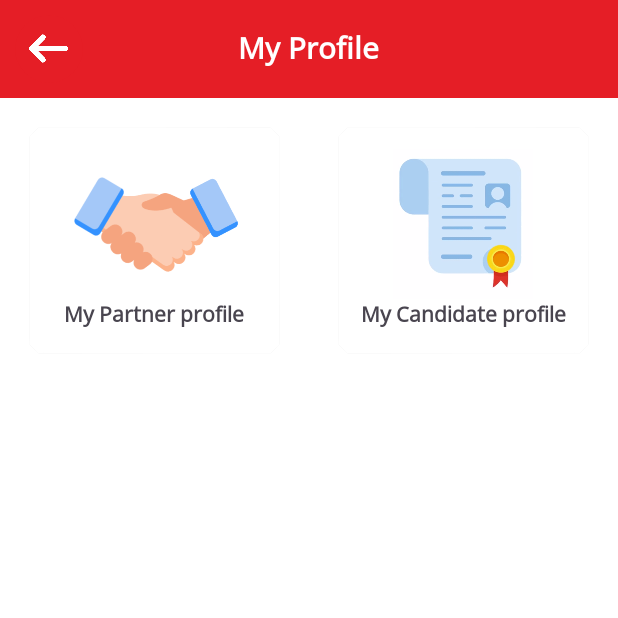
After one commit to impetuson-dev/rexroot-app, an Android app: the ProfileActivity screen opened directly, with no data from a screen before it, on a phone screen of 412 x 824 dp, the top half of it. The commit adds this screen. Run offline under Robolectric (Android 15) with nearby library versions, the phone set to English and light mode, and no system bars.

Commit message:
Changed status bar color of profile screen

```diff
--- a/app/src/main/AndroidManifest.xml
+++ b/app/src/main/AndroidManifest.xml
@@ -21,7 +21,10 @@
                 <category android:name="android.intent.category.LAUNCHER" />
             </intent-filter>
         </activity>
-
+        <activity
+            android:name=".ProfileActivity"
+            android:exported="true">
+        </activity>
     </application>
 
 </manifest>
--- /dev/null
+++ b/app/src/main/java/com/impetuson/rexroot/ProfileActivity.kt
@@ -0,0 +1,20 @@
+package com.impetuson.rexroot
+
+import android.os.Bundle
+import android.view.WindowManager
+import androidx.appcompat.app.AppCompatActivity
+
+class ProfileActivity: AppCompatActivity(R.layout.myprofile_screen) {
+
+
+    override fun onCreate(savedInstanceState: Bundle?) {
+        super.onCreate(savedInstanceState)
+
+        val window = this.window
+        window.addFlags(WindowManager.LayoutParams.FLAG_DRAWS_SYSTEM_BAR_BACKGROUNDS)
+        window.clearFlags(WindowManager.LayoutParams.FLAG_TRANSLUCENT_STATUS)
+        window.statusBarColor = this.resources.getColor(R.color.primary_red)
+
+
+    }
+}
--- a/app/src/main/java/com/impetuson/rexroot/view/HomeFragment.kt
+++ b/app/src/main/java/com/impetuson/rexroot/view/HomeFragment.kt
@@ -1,13 +1,20 @@
 package com.impetuson.rexroot.view
 
+import android.content.Intent
+import android.graphics.Color
 import android.os.Bundle
+import android.provider.ContactsContract.Profile
 import androidx.fragment.app.Fragment
 import android.view.LayoutInflater
 import android.view.View
 import android.view.ViewGroup
+import android.view.Window
+import android.view.WindowManager
 import androidx.activity.addCallback
 import androidx.databinding.DataBindingUtil
 import androidx.navigation.fragment.findNavController
+import com.impetuson.rexroot.MainActivity
+import com.impetuson.rexroot.ProfileActivity
 import com.impetuson.rexroot.R
 import com.impetuson.rexroot.databinding.FragmentHomeBinding
 
@@ -20,6 +27,7 @@ class HomeFragment : Fragment() {
         container: ViewGroup?,
         savedInstanceState: Bundle?
     ): View {
+        changeStatusBarColor()
         binding = DataBindingUtil.inflate(inflater, R.layout.fragment_home, container, false)
         return binding!!.root
     }
@@ -37,9 +45,16 @@ class HomeFragment : Fragment() {
         }
 
         binding!!.btnMyprofile.setOnClickListener {
-            findNavController().navigate(R.id.action_homeFragment_to_myProfileFragment)
+            val intent = Intent(context,ProfileActivity::class.java)
+            startActivity(intent)
+            //findNavController().navigate(R.id.action_homeFragment_to_myProfileFragment)
         }
+    }
 
+    private fun changeStatusBarColor() {
+        val window: Window = requireActivity().window
+        window.addFlags(WindowManager.LayoutParams.FLAG_DRAWS_SYSTEM_BAR_BACKGROUNDS)
+        window.statusBarColor = Color.WHITE
+    }
 
-    }
 }
--- a/app/src/main/java/com/impetuson/rexroot/view/LoginFragment.kt
+++ b/app/src/main/java/com/impetuson/rexroot/view/LoginFragment.kt
@@ -55,7 +55,7 @@ class LoginFragment : Fragment() {
             MainScope().launch {
                 binding!!.progressBar.visibility = View.VISIBLE
                 val (authStatus,authMsg) = viewmodel.loginAuthentication()
-                Toast.makeText(context,"$authMsg",Toast.LENGTH_LONG).show()
+                Toast.makeText(context,"$authMsg",Toast.LENGTH_SHORT).show()
                 if (authStatus as Boolean){
                     findNavController().navigate(R.id.action_loginFragment_to_homeFragment)
                 }
--- a/app/src/main/java/com/impetuson/rexroot/view/MyProfileFragment.kt
+++ b/app/src/main/java/com/impetuson/rexroot/view/MyProfileFragment.kt
@@ -3,13 +3,13 @@ package com.impetuson.rexroot.view
 import android.graphics.Color
 import android.os.Build
 import android.os.Bundle
-import androidx.fragment.app.Fragment
 import android.view.LayoutInflater
 import android.view.View
 import android.view.ViewGroup
-import androidx.activity.addCallback
-import androidx.core.content.ContextCompat
+import android.view.Window
+import android.view.WindowManager
 import androidx.databinding.DataBindingUtil
+import androidx.fragment.app.Fragment
 import androidx.navigation.fragment.findNavController
 import com.impetuson.rexroot.R
 import com.impetuson.rexroot.databinding.FragmentMyProfileBinding
@@ -24,6 +24,7 @@ class MyProfileFragment : Fragment() {
         container: ViewGroup?,
         savedInstanceState: Bundle?
     ): View? {
+        changeStatusBarColor()
         binding = DataBindingUtil.inflate(inflater, R.layout.fragment_my_profile ,container, false)
         return binding!!.root
     }
@@ -31,7 +32,6 @@ class MyProfileFragment : Fragment() {
     override fun onViewCreated(view: View, savedInstanceState: Bundle?) {
         super.onViewCreated(view, savedInstanceState)
 
-        changeStatusBarColor()
 
         binding?.apply {
             lifecycleOwner = viewLifecycleOwner
@@ -44,14 +44,9 @@ class MyProfileFragment : Fragment() {
     }
 
     private fun changeStatusBarColor() {
-        val window = requireActivity().window
-        if (requireActivity().supportFragmentManager.findFragmentById(R.id.myProfileFragment) is MyProfileFragment) {
-            // Set the desired status bar color
-            window.statusBarColor = ContextCompat.getColor(requireContext(), R.color.primary_red)
-        } else {
-            // Reset the status bar color to the default color
-            window.statusBarColor = ContextCompat.getColor(requireContext(), R.color.white)
-        }
+        val window: Window = requireActivity().window
+        window.addFlags(WindowManager.LayoutParams.FLAG_DRAWS_SYSTEM_BAR_BACKGROUNDS)
+        window.statusBarColor = Color.parseColor("#E51E26")
     }
 
 }
--- a/app/src/main/java/com/impetuson/rexroot/view/SignupFragment.kt
+++ b/app/src/main/java/com/impetuson/rexroot/view/SignupFragment.kt
@@ -55,7 +55,7 @@ class SignupFragment : Fragment() {
                 val (authStatus,authMsg) = viewmodel.signupAuthentication()
                 if (authStatus as Boolean){
                     viewmodel.storeDataToFirestore()
-                    Toast.makeText(context,"$authMsg",Toast.LENGTH_LONG).show()
+                    Toast.makeText(context,"$authMsg",Toast.LENGTH_SHORT).show()
                     findNavController().navigate(R.id.action_signupFragment_to_userdetailsFragment)
                 }
                 binding!!.progressBar.visibility = View.GONE
--- a/app/src/main/res/layout/fragment_home.xml
+++ b/app/src/main/res/layout/fragment_home.xml
@@ -10,6 +10,7 @@
     <androidx.constraintlayout.widget.ConstraintLayout
         android:layout_width="match_parent"
         android:layout_height="match_parent"
+        android:background="@color/white"
         tools:context=".view.HomeFragment">
 
         <TextView
--- a/app/src/main/res/layout/fragment_signup.xml
+++ b/app/src/main/res/layout/fragment_signup.xml
@@ -80,6 +80,7 @@
                         app:boxStrokeColor="#2196F3"
                         app:error="@{signupViewModel.userFullNameError}"
                         app:errorEnabled="true"
+                        app:helperTextTextColor="#2196F3"
                         app:hintTextColor="#2196F3"
                         app:placeholderText="Eg: John Steve"
                         app:placeholderTextColor="#A9A9A9"
@@ -90,7 +91,8 @@
                             android:layout_width="match_parent"
                             android:layout_height="wrap_content"
                             android:hint="Full Name"
-                            android:text="@={signupViewModel.signupModel.userFullName}" />
+                            android:text="@={signupViewModel.signupModel.userFullName}"
+                            android:textColorHighlight="#2196F3" />
 
                     </com.google.android.material.textfield.TextInputLayout>
 
@@ -119,7 +121,8 @@
                             android:layout_width="match_parent"
                             android:layout_height="wrap_content"
                             android:hint="Email Address"
-                            android:text="@={signupViewModel.signupModel.userEmail}" />
+                            android:text="@={signupViewModel.signupModel.userEmail}"
+                            android:textColorHighlight="#2196F3" />
 
                     </com.google.android.material.textfield.TextInputLayout>
 
@@ -147,7 +150,8 @@
                             android:layout_width="match_parent"
                             android:layout_height="wrap_content"
                             android:hint="Mobile Number"
-                            android:text="@={signupViewModel.signupModel.userMobileNumber}" />
+                            android:text="@={signupViewModel.signupModel.userMobileNumber}"
+                            android:textColorHighlight="#2196F3" />
 
                     </com.google.android.material.textfield.TextInputLayout>
 
@@ -178,7 +182,8 @@
                             android:layout_height="wrap_content"
                             android:hint="Password"
                             android:inputType="textPassword"
-                            android:text="@={signupViewModel.signupModel.userPassword}" />
+                            android:text="@={signupViewModel.signupModel.userPassword}"
+                            android:textColorHighlight="#2196F3" />
 
                     </com.google.android.material.textfield.TextInputLayout>
 
--- /dev/null
+++ b/app/src/main/res/layout/myprofile_screen.xml
@@ -0,0 +1,135 @@
+<?xml version="1.0" encoding="utf-8"?>
+<androidx.constraintlayout.widget.ConstraintLayout
+    xmlns:android="http://schemas.android.com/apk/res/android"
+    xmlns:app="http://schemas.android.com/apk/res-auto"
+    android:orientation="vertical"
+    android:layout_width="match_parent"
+    android:layout_height="match_parent"
+    android:background="@color/white">
+
+    <RelativeLayout
+        android:id="@+id/rl_header"
+        android:padding="10sp"
+        app:layout_constraintTop_toTopOf="parent"
+        app:layout_constraintStart_toStartOf="parent"
+        app:layout_constraintEnd_toEndOf="parent"
+        app:layout_constraintBottom_toTopOf="@id/ll_body"
+        android:background="@color/primary_red"
+        android:layout_width="match_parent"
+        android:layout_height="wrap_content">
+
+
+        <androidx.cardview.widget.CardView
+            android:id="@+id/cv_goback"
+            android:layout_width="45sp"
+            android:layout_height="45sp"
+            android:backgroundTint="@color/primary_red"
+            android:clickable="true"
+            android:foreground="?android:attr/selectableItemBackground"
+            app:cardCornerRadius="500sp"
+            app:cardElevation="0dp">
+
+            <ImageView
+                android:layout_width="30sp"
+                android:layout_height="30sp"
+                android:layout_gravity="center"
+                android:src="@drawable/icon_goback"></ImageView>
+
+
+        </androidx.cardview.widget.CardView>
+
+
+        <TextView
+            android:layout_centerInParent="true"
+            android:layout_width="wrap_content"
+            android:layout_height="wrap_content"
+            android:textStyle="bold"
+            android:textColor="@color/white"
+            android:textSize="20sp"
+            android:text="My Profile">
+        </TextView>
+
+    </RelativeLayout>
+
+    <LinearLayout
+        android:id="@+id/ll_body"
+        app:layout_constraintTop_toBottomOf="@id/rl_header"
+        app:layout_constraintStart_toStartOf="parent"
+        app:layout_constraintEnd_toEndOf="parent"
+
+        android:layout_width="match_parent"
+        android:layout_height="wrap_content"
+        android:weightSum="1">
+
+        <androidx.cardview.widget.CardView
+            android:layout_margin="20sp"
+            android:layout_weight="0.5"
+            android:layout_width="100sp"
+            android:layout_height="150sp"
+            android:foreground="?android:attr/selectableItemBackground"
+            android:clickable="true"
+            app:cardCornerRadius="10sp">
+
+            <LinearLayout
+                android:layout_width="match_parent"
+                android:layout_height="match_parent"
+                android:gravity="center"
+                android:orientation="vertical">
+
+                <ImageView
+                    android:layout_width="120sp"
+                    android:layout_height="100sp"
+                    android:src="@drawable/icon_handshake">
+                </ImageView>
+
+                <TextView
+                    android:layout_width="wrap_content"
+                    android:layout_height="wrap_content"
+                    android:textStyle="bold"
+                    android:text="My Partner profile">
+                </TextView>
+
+
+            </LinearLayout>
+
+
+        </androidx.cardview.widget.CardView>
+
+        <androidx.cardview.widget.CardView
+            android:layout_margin="20sp"
+            android:layout_weight="0.5"
+            android:layout_width="100sp"
+            android:layout_height="150sp"
+            android:foreground="?android:attr/selectableItemBackground"
+            android:clickable="true"
+            app:cardCornerRadius="10sp">
+
+            <LinearLayout
+                android:layout_width="match_parent"
+                android:layout_height="match_parent"
+                android:gravity="center"
+                android:orientation="vertical">
+
+                <ImageView
+                    android:layout_width="120sp"
+                    android:layout_height="100sp"
+                    android:src="@drawable/icon_resume">
+                </ImageView>
+
+                <TextView
+                    android:layout_width="wrap_content"
+                    android:layout_height="wrap_content"
+                    android:textStyle="bold"
+                    android:text="My Candidate profile">
+                </TextView>
+
+
+            </LinearLayout>
+
+        </androidx.cardview.widget.CardView>
+
+
+
+    </LinearLayout>
+
+</androidx.constraintlayout.widget.ConstraintLayout>
--- a/app/src/main/res/values-night/themes.xml
+++ b/app/src/main/res/values-night/themes.xml
@@ -7,5 +7,7 @@
         <item name="android:statusBarColor">@color/black</item>
         <item name="android:navigationBarColor">@color/black</item>
         <item name="android:windowLightStatusBar">true</item>
+        <item name="android:windowDrawsSystemBarBackgrounds">true</item>
     </style>
+
 </resources>
--- a/app/src/main/res/values/styles.xml
+++ b/app/src/main/res/values/styles.xml
@@ -1,6 +1,7 @@
 <?xml version="1.0" encoding="utf-8"?>
 <resources>
     <style name="AppTheme.Fragment" parent="Theme.MaterialComponents.Light.NoActionBar">
-        <!-- Customize your style attributes here -->
+
     </style>
+
 </resources>
--- a/app/src/main/res/values/themes.xml
+++ b/app/src/main/res/values/themes.xml
@@ -7,7 +7,10 @@
         <item name="android:statusBarColor">@color/white</item>
         <item name="android:navigationBarColor">@color/white</item>
         <item name="android:windowLightStatusBar">true</item>
+        <item name="android:windowDrawsSystemBarBackgrounds">true</item>
+
     </style>
+
 
     <style name="Theme.Rexroot" parent="Base.Theme.Rexroot" />
 </resources>
```
